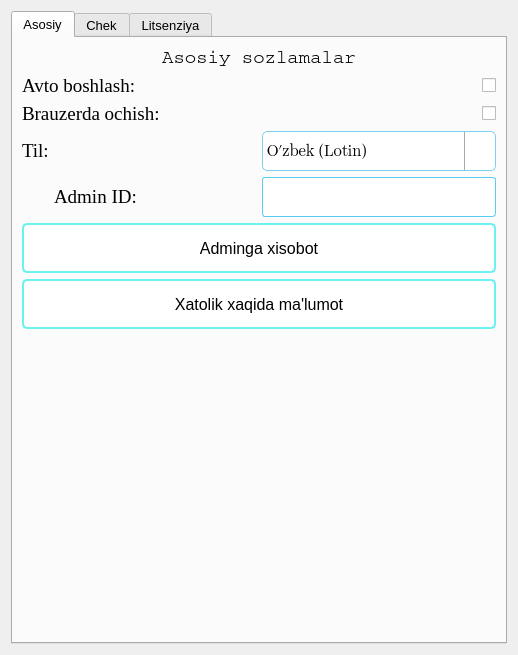
This is Resources/ui/settings_widget.ui in hasanbekme/SerWibe as Qt 5 draws it before an edit. The edited form follows.
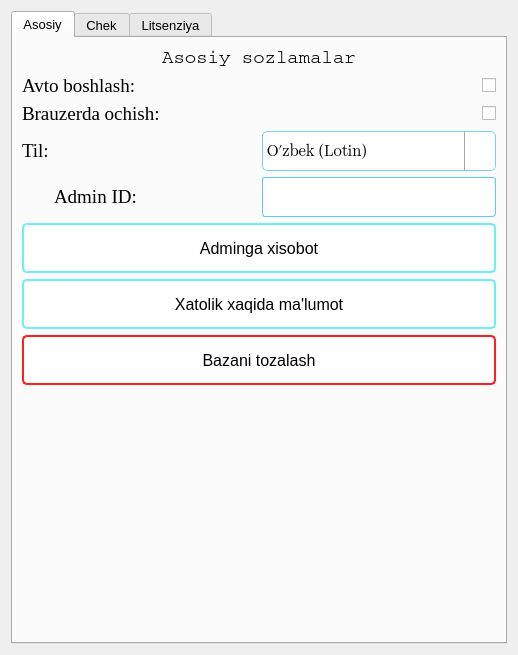
This is the edited form. Icons and pictures are not drawn.

Commit message: Clear database function added

The edit to the form file:
```diff
--- a/Resources/ui/settings_widget.ui
+++ b/Resources/ui/settings_widget.ui
@@ -490,6 +490,56 @@
            </property>
           </widget>
          </item>
+         <item>
+          <widget class="QPushButton" name="clear_database_btn">
+           <property name="minimumSize">
+            <size>
+             <width>0</width>
+             <height>50</height>
+            </size>
+           </property>
+           <property name="font">
+            <font>
+             <family>Segoe UI</family>
+             <pointsize>12</pointsize>
+            </font>
+           </property>
+           <property name="cursor">
+            <cursorShape>PointingHandCursor</cursorShape>
+           </property>
+           <property name="styleSheet">
+            <string notr="true">QPushButton {
+background-color: white;
+border-radius: 5px;
+border: 2px solid #ff1f1f;
+}
+QPushButton:hover {
+color: white;
+background-color: #ff3333;
+}
+QPushButton:pressed {
+color: white;
+background-color: #ff0a0a;
+border: 2px solid #ff0a0a;
+}</string>
+           </property>
+           <property name="text">
+            <string>Bazani tozalash</string>
+           </property>
+           <property name="icon">
+            <iconset>
+             <normalon>:/main/delete_database.png</normalon>
+             <disabledoff>:/main/send_logs.png</disabledoff>
+            </iconset>
+           </property>
+           <property name="iconSize">
+            <size>
+             <width>40</width>
+             <height>40</height>
+            </size>
+           </property>
+          </widget>
+         </item>
          <item>
           <spacer name="verticalSpacer">
            <property name="orientation">
```
The commit also changes 7 other files.
